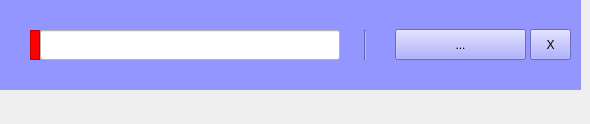
Before: the Qt Designer form menus/words_menu/words_item_widget.ui in JoaoCarlosNascimento/HandSignLanguage, drawn with Qt 5.
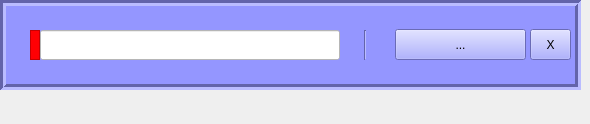
After: the same form once the commit is applied.

The edit to the form file:
```diff
--- a/menus/words_menu/words_item_widget.ui
+++ b/menus/words_menu/words_item_widget.ui
@@ -41,10 +41,13 @@
     <string notr="true">background-color: rgb(148, 150, 255);</string>
    </property>
    <property name="frameShape">
-    <enum>QFrame::NoFrame</enum>
+    <enum>QFrame::Box</enum>
    </property>
    <property name="frameShadow">
-    <enum>QFrame::Plain</enum>
+    <enum>QFrame::Sunken</enum>
+   </property>
+   <property name="lineWidth">
+    <number>3</number>
    </property>
    <widget class="Line" name="line">
     <property name="geometry">
```
